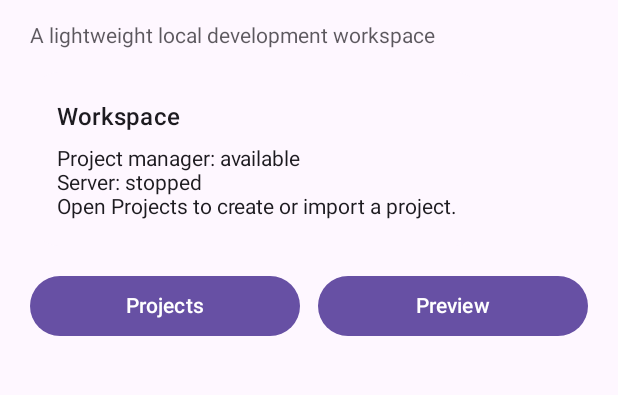
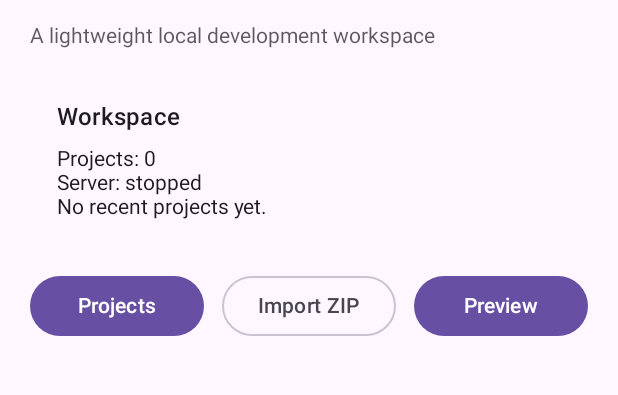
Before and after one commit to ishak6/novarun-lite, an Android app built with Jetpack Compose: the composable HomeScreen shown on its own in the app's theme, on a phone screen of 412 x 824 dp, the part 84-479 px from its top. Run offline under Robolectric (Android 15) with nearby library versions, the phone set to English and light mode, and no system bars.

Commit message:
M1: show live project count and recent projects on dashboard

```diff
--- a/app/src/main/java/com/novarun/lite/MainActivity.kt
+++ b/app/src/main/java/com/novarun/lite/MainActivity.kt
@@ -120,6 +120,8 @@ private fun NovaRunApp() {
 
 @Composable
 private fun HomeScreen(onProjects: () -> Unit, onPreview: () -> Unit) {
+    val context = LocalContext.current
+    val projects = remember { ProjectStore(context.applicationContext).listProjects() }
     Column(
         modifier = Modifier.fillMaxSize().padding(20.dp),
         verticalArrangement = Arrangement.spacedBy(16.dp)
@@ -136,13 +138,19 @@ private fun HomeScreen(onProjects: () -> Unit, onPreview: () -> Unit) {
             Column(Modifier.padding(18.dp)) {
                 Text("Workspace", style = MaterialTheme.typography.titleMedium)
                 Spacer(Modifier.height(8.dp))
-                Text("Project manager: available")
+                Text("Projects: ${projects.size}")
                 Text("Server: stopped")
-                Text("Open Projects to create or import a project.")
+                if (projects.isEmpty()) {
+                    Text("No recent projects yet.")
+                } else {
+                    Text("Recent projects", style = MaterialTheme.typography.labelLarge)
+                    projects.take(3).forEach { Text("• ${it.name}") }
+                }
             }
         }
         Row(horizontalArrangement = Arrangement.spacedBy(12.dp)) {
             Button(onClick = onProjects, modifier = Modifier.weight(1f)) { Text("Projects") }
+            OutlinedButton(onClick = onProjects, modifier = Modifier.weight(1f)) { Text("Import ZIP") }
             Button(onClick = onPreview, modifier = Modifier.weight(1f)) { Text("Preview") }
         }
     }
```
